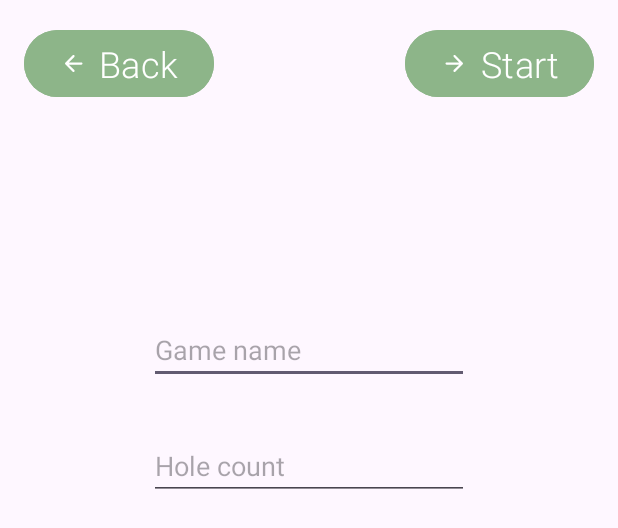
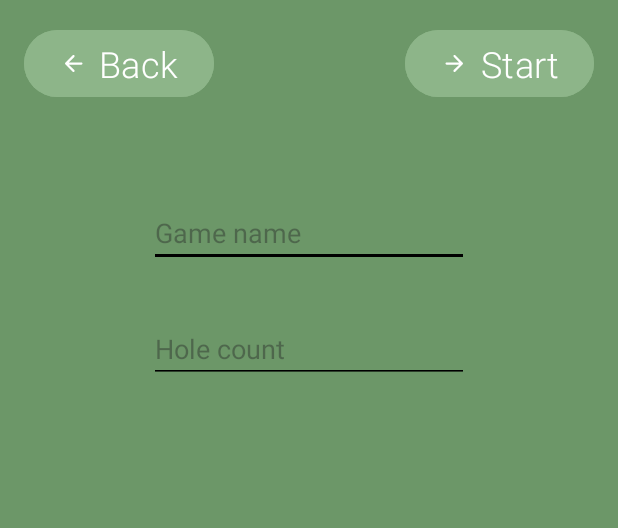
Before and after one commit to Vallekralle/SwinGolfApp, an Android app: the layout activity_create_game.xml on its own in the app's theme, with its tools: preview values and no code run, on a phone screen of 412 x 824 dp. Shown: the top 528 px of the screen. Run offline under Robolectric (Android 15) with nearby library versions, the phone set to English and light mode, and no system bars.

Commit message:
Games can be created dynamically now, by adding a course name, course hole count and players.

```diff
--- /dev/null
+++ b/app/src/main/java/de/hsos/prog3/swingolfapp/model/GameInfo.java
@@ -0,0 +1,6 @@
+package de.hsos.prog3.swingolfapp.model;
+
+import java.io.Serializable;
+import java.util.ArrayList;
+
+public record GameInfo(String gameName, Integer holeCount, ArrayList<String> players) implements Serializable { }
--- a/app/src/main/java/de/hsos/prog3/swingolfapp/model/NameHolder.java
+++ /dev/null
@@ -1,4 +0,0 @@
-package de.hsos.prog3.swingolfapp.model;
-
-public record NameHolder(String name) {
-}
--- a/app/src/main/res/layout/activity_create_game.xml
+++ b/app/src/main/res/layout/activity_create_game.xml
@@ -5,6 +5,7 @@
     android:id="@+id/main"
     android:layout_width="match_parent"
     android:layout_height="match_parent"
+    android:background="#6c9768"
     tools:context=".activities.CreateGameActivity">
 
     <Button
@@ -25,34 +26,31 @@
         android:id="@+id/gameNameEditText"
         android:layout_width="wrap_content"
         android:layout_height="wrap_content"
-        android:layout_marginBottom="16dp"
+        android:layout_marginTop="64dp"
+        android:backgroundTint="@color/black"
         android:ems="10"
         android:hint="@string/game_name_edit_text"
         android:inputType="text"
         android:maxLength="16"
-        app:layout_constraintBottom_toTopOf="@+id/guideline4"
+        android:textColor="@color/black"
         app:layout_constraintEnd_toEndOf="parent"
-        app:layout_constraintStart_toStartOf="parent" />
+        app:layout_constraintStart_toStartOf="parent"
+        app:layout_constraintTop_toBottomOf="@+id/createGameBackBtn" />
 
     <EditText
         android:id="@+id/holeCountEditText"
         android:layout_width="wrap_content"
         android:layout_height="wrap_content"
-        android:layout_marginTop="16dp"
+        android:layout_marginTop="32dp"
+        android:backgroundTint="@color/black"
         android:ems="10"
         android:hint="@string/holes_edit_text"
         android:inputType="numberSigned"
-        android:maxLength="18"
+        android:maxLength="2"
+        android:textColor="@color/black"
         app:layout_constraintEnd_toEndOf="parent"
         app:layout_constraintStart_toStartOf="parent"
-        app:layout_constraintTop_toTopOf="@+id/guideline4" />
-
-    <androidx.constraintlayout.widget.Guideline
-        android:id="@+id/guideline3"
-        android:layout_width="wrap_content"
-        android:layout_height="wrap_content"
-        android:orientation="horizontal"
-        app:layout_constraintGuide_percent="0.5" />
+        app:layout_constraintTop_toBottomOf="@+id/gameNameEditText" />
 
     <Button
         android:id="@+id/startGameBtn"
@@ -73,17 +71,12 @@
         android:layout_width="0dp"
         android:layout_height="0dp"
         android:layout_marginStart="16dp"
+        android:layout_marginTop="48dp"
         android:layout_marginEnd="16dp"
+        android:layout_marginBottom="32dp"
         app:layout_constraintBottom_toBottomOf="parent"
         app:layout_constraintEnd_toEndOf="parent"
         app:layout_constraintStart_toStartOf="parent"
-        app:layout_constraintTop_toTopOf="@+id/guideline3" />
-
-    <androidx.constraintlayout.widget.Guideline
-        android:id="@+id/guideline4"
-        android:layout_width="wrap_content"
-        android:layout_height="wrap_content"
-        android:orientation="horizontal"
-        app:layout_constraintGuide_percent="0.33" />
+        app:layout_constraintTop_toBottomOf="@+id/holeCountEditText" />
 
 </androidx.constraintlayout.widget.ConstraintLayout>
--- a/app/src/main/res/layout/activity_create_player.xml
+++ b/app/src/main/res/layout/activity_create_player.xml
@@ -5,6 +5,7 @@
     android:id="@+id/main"
     android:layout_width="match_parent"
     android:layout_height="match_parent"
+    android:background="#6c9768"
     tools:context=".activities.CreatePlayerActivity">
 
     <Button
@@ -26,10 +27,12 @@
         android:layout_width="wrap_content"
         android:layout_height="wrap_content"
         android:layout_marginBottom="16dp"
+        android:backgroundTint="@color/black"
         android:ems="10"
         android:hint="@string/player_name_edit_text"
         android:inputType="text"
         android:maxLength="16"
+        android:textColor="@color/black"
         app:layout_constraintBottom_toTopOf="@+id/guideline2"
         app:layout_constraintEnd_toEndOf="parent"
         app:layout_constraintStart_toStartOf="parent" />
@@ -61,6 +64,7 @@
         android:layout_height="wrap_content"
         android:fontFamily="sans-serif-light"
         android:text="@string/create_player_headline"
+        android:textColor="@color/white"
         android:textSize="32sp"
         app:layout_constraintBottom_toTopOf="@+id/playerNameEditText"
         app:layout_constraintEnd_toEndOf="@+id/playerNameEditText"
--- a/app/src/main/res/layout/activity_game.xml
+++ b/app/src/main/res/layout/activity_game.xml
@@ -5,7 +5,7 @@
     android:id="@+id/main"
     android:layout_width="match_parent"
     android:layout_height="match_parent"
-    android:background="@drawable/border"
+    android:background="#6c9768"
     tools:context=".activities.GameActivity">
 
     <Button
--- a/app/src/main/res/layout/activity_game_history.xml
+++ b/app/src/main/res/layout/activity_game_history.xml
@@ -5,6 +5,7 @@
     android:id="@+id/main"
     android:layout_width="match_parent"
     android:layout_height="match_parent"
+    android:background="#6c9768"
     tools:context=".activities.GameHistoryActivity">
 
     <Button
@@ -13,7 +14,10 @@
         android:layout_height="wrap_content"
         android:layout_marginStart="16dp"
         android:layout_marginTop="16dp"
+        android:backgroundTint="@color/btn_bg"
+        android:fontFamily="sans-serif-light"
         android:text="@string/back_btn"
+        android:textSize="24sp"
         app:icon="@drawable/back_icon"
         app:layout_constraintStart_toStartOf="parent"
         app:layout_constraintTop_toTopOf="parent" />
--- a/app/src/main/res/layout/player_listview_item.xml
+++ b/app/src/main/res/layout/player_listview_item.xml
@@ -12,6 +12,7 @@
         android:layout_marginStart="16dp"
         android:layout_marginTop="16dp"
         android:layout_marginBottom="16dp"
+        android:buttonTint="@color/black"
         app:layout_constraintBottom_toBottomOf="parent"
         app:layout_constraintStart_toStartOf="parent"
         app:layout_constraintTop_toTopOf="parent" />
@@ -23,6 +24,7 @@
         android:layout_marginEnd="16dp"
         android:fontFamily="sans-serif-light"
         android:text="@string/player_name_edit_text"
+        android:textColor="@color/black"
         android:textSize="24sp"
         app:layout_constraintBottom_toBottomOf="@+id/playerItemCheckBox"
         app:layout_constraintEnd_toEndOf="parent"
--- a/app/src/main/res/values/strings.xml
+++ b/app/src/main/res/values/strings.xml
@@ -15,11 +15,15 @@
     <string name="game_name_edit_text">Game name</string>
     <string name="date_edit_text">Date</string>
     <string name="holes_edit_text">Hole count</string>
+    <string name="missing_game_name">The game name should not be empty!</string>
+    <string name="missing_hole_count">The hole count should not be empty!</string>
+    <string name="hole_count_span_error">The hole count should be between 1 and 18!</string>
+    <string name="missing_player_selection">You must choose at least one player form the list!</string>
     <!-- Create Tables -->
     <string name="course">Course</string>
     <string name="total">Total</string>
     <string name="save_game">Save Game</string>
-    <string name="empty_fields">All fields must contain numbers from 1–99.</string>
+    <string name="empty_fields">All fields must contain numbers between 1 and 99.</string>
     <!-- SharedPreferences -->
     <string name="preferences">preferences</string>
     <string name="player_count">player_count</string>
```
Also changed, not shown: app/src/main/java/de/hsos/prog3/swingolfapp/activities/CreateGameActivity.java (+75 -9 lines), app/src/main/java/de/hsos/prog3/swingolfapp/activities/GameActivity.java (+12 -4 lines), app/src/main/java/de/hsos/prog3/swingolfapp/activities/GolfActivity.java (+10 -0 lines), app/src/main/java/de/hsos/prog3/swingolfapp/adapter/PlayerItemAdapter.java (+12 -6 lines), app/src/main/java/de/hsos/prog3/swingolfapp/logic/TableController.java (+12 -8 lines), app/src/main/java/de/hsos/prog3/swingolfapp/model/PlayerInfoHolder.java (added, +23 -0 lines), app/src/main/res/layout/activity_main.xml (+12 -16 lines), app/src/main/res/drawable/swingolf_logo.png (added).
